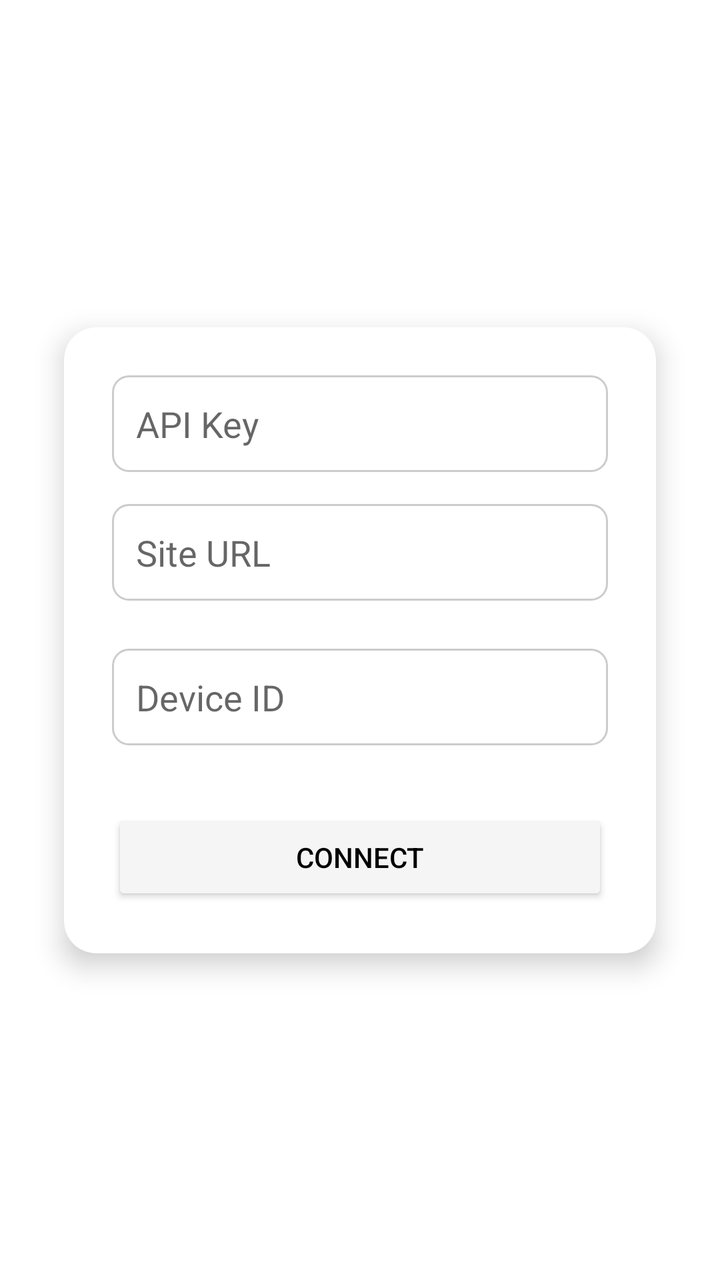
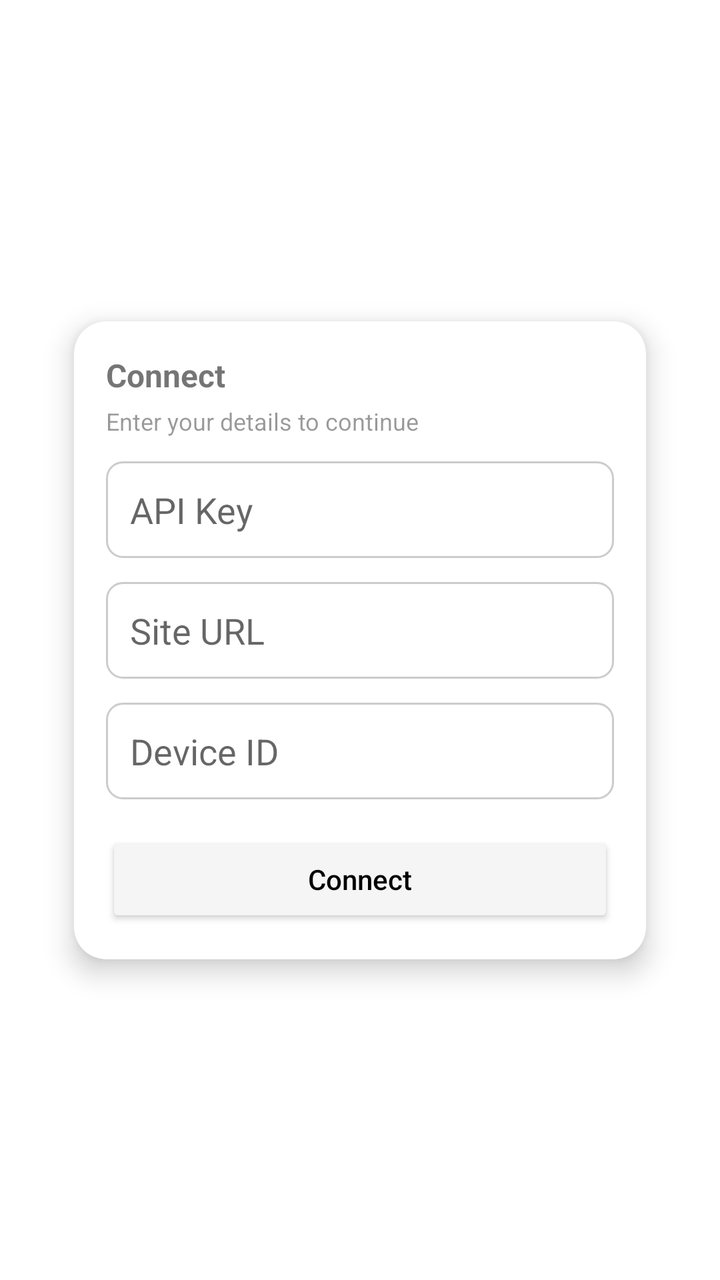

Screens rendered from an Android XML layout before and after an edit, with the pre-edit source and the edit as a unified diff.
<!-- AndroidManifest.xml: activity theme Theme.AppCompat.Light.NoActionBar -->
<!-- res/layout/activity_login.xml -->
<?xml version="1.0" encoding="utf-8"?>
<androidx.constraintlayout.widget.ConstraintLayout
    xmlns:android="http://schemas.android.com/apk/res/android"
    xmlns:app="http://schemas.android.com/apk/res-auto"
    android:layout_width="match_parent"
    android:layout_height="match_parent"
    android:background="@color/white">

    <androidx.cardview.widget.CardView
        android:id="@+id/login_card"
        android:layout_width="0dp"
        android:layout_height="wrap_content"
        app:cardCornerRadius="16dp"
        app:cardElevation="8dp"
        android:layout_margin="32dp"
        app:layout_constraintTop_toTopOf="parent"
        app:layout_constraintBottom_toBottomOf="parent"
        app:layout_constraintStart_toStartOf="parent"
        app:layout_constraintEnd_toEndOf="parent">

        <LinearLayout
            android:orientation="vertical"
            android:layout_width="match_parent"
            android:layout_height="wrap_content"
            android:padding="24dp">

            <EditText
                android:id="@+id/api_key_input"
                android:layout_width="match_parent"
                android:layout_height="wrap_content"
                android:hint="API Key"
                android:inputType="text"
                android:background="@drawable/rounded_edittext"
                android:padding="12dp"
                android:layout_marginBottom="16dp" />


            <EditText
                android:id="@+id/site_url_input"
                android:layout_width="match_parent"
                android:layout_height="wrap_content"
                android:hint="Site URL"
                android:inputType="textUri"
                android:background="@drawable/rounded_edittext"
                android:padding="12dp"
                android:layout_marginBottom="24dp" />

            <EditText
                android:id="@+id/device_id_input"
                android:layout_width="match_parent"
                android:layout_height="wrap_content"
                android:hint="Device ID"
                android:inputType="text"
                android:background="@drawable/rounded_edittext"
                android:padding="12dp"
                android:layout_marginBottom="24dp" />

            <Button
                android:id="@+id/connect_button"
                android:layout_width="match_parent"
                android:layout_height="wrap_content"
                android:text="Connect"
                android:backgroundTint="?attr/colorPrimary"
                android:textColor="@android:color/black"
                android:padding="12dp"
                android:layout_marginTop="8dp" />

        </LinearLayout>
    </androidx.cardview.widget.CardView>
</androidx.constraintlayout.widget.ConstraintLayout>
<!-- resources referenced by this layout -->
<resources>
  <color name="white">#FFFFFFFF</color>
  <!-- drawable rounded_edittext (drawable) -->
  <shape xmlns:android="http://schemas.android.com/apk/res/android"
      android:shape="rectangle">
      <solid android:color="@android:color/white" />
      <corners android:radius="8dp" />
      <stroke android:width="1dp" android:color="#CCC" />
  </shape>
</resources>

<!-- the commit's change to res/layout/activity_login.xml (unified diff, before → after) -->
@@ -10,9 +10,10 @@
         android:id="@+id/login_card"
         android:layout_width="0dp"
         android:layout_height="wrap_content"
+        android:layout_margin="24dp"
         app:cardCornerRadius="16dp"
         app:cardElevation="8dp"
-        android:layout_margin="32dp"
+        app:cardUseCompatPadding="true"
         app:layout_constraintTop_toTopOf="parent"
         app:layout_constraintBottom_toBottomOf="parent"
         app:layout_constraintStart_toStartOf="parent"
@@ -22,48 +23,65 @@
             android:orientation="vertical"
             android:layout_width="match_parent"
             android:layout_height="wrap_content"
-            android:padding="24dp">
+            android:padding="16dp">
+
+            <TextView
+                android:id="@+id/text_login_title"
+                android:layout_width="wrap_content"
+                android:layout_height="wrap_content"
+                android:text="Connect"
+                android:textStyle="bold"
+                android:textSize="16sp" />
+
+            <TextView
+                android:id="@+id/text_login_subtitle"
+                android:layout_width="wrap_content"
+                android:layout_height="wrap_content"
+                android:layout_marginTop="4dp"
+                android:text="Enter your details to continue"
+                android:textSize="12sp"
+                android:textColor="#66000000" />
 
             <EditText
                 android:id="@+id/api_key_input"
                 android:layout_width="match_parent"
                 android:layout_height="wrap_content"
+                android:layout_marginTop="12dp"
                 android:hint="API Key"
                 android:inputType="text"
                 android:background="@drawable/rounded_edittext"
-                android:padding="12dp"
-                android:layout_marginBottom="16dp" />
-
+                android:padding="12dp" />
 
             <EditText
                 android:id="@+id/site_url_input"
                 android:layout_width="match_parent"
                 android:layout_height="wrap_content"
+                android:layout_marginTop="12dp"
                 android:hint="Site URL"
                 android:inputType="textUri"
                 android:background="@drawable/rounded_edittext"
-                android:padding="12dp"
-                android:layout_marginBottom="24dp" />
+                android:padding="12dp" />
 
             <EditText
                 android:id="@+id/device_id_input"
                 android:layout_width="match_parent"
                 android:layout_height="wrap_content"
+                android:layout_marginTop="12dp"
                 android:hint="Device ID"
                 android:inputType="text"
                 android:background="@drawable/rounded_edittext"
-                android:padding="12dp"
-                android:layout_marginBottom="24dp" />
+                android:padding="12dp" />
 
             <Button
                 android:id="@+id/connect_button"
                 android:layout_width="match_parent"
-                android:layout_height="wrap_content"
+                android:layout_height="48dp"
+                android:layout_marginTop="16dp"
+                android:padding="12dp"
                 android:text="Connect"
+                android:textAllCaps="false"
                 android:backgroundTint="?attr/colorPrimary"
-                android:textColor="@android:color/black"
-                android:padding="12dp"
-                android:layout_marginTop="8dp" />
+                android:textColor="@android:color/black" />
 
         </LinearLayout>
     </androidx.cardview.widget.CardView>
